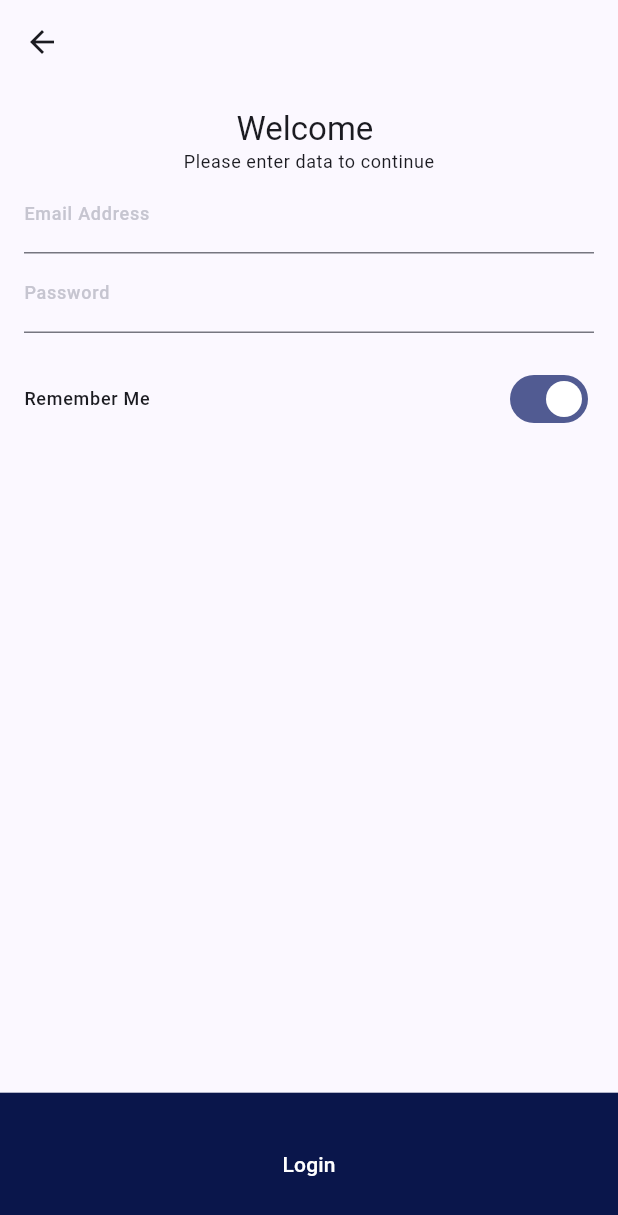
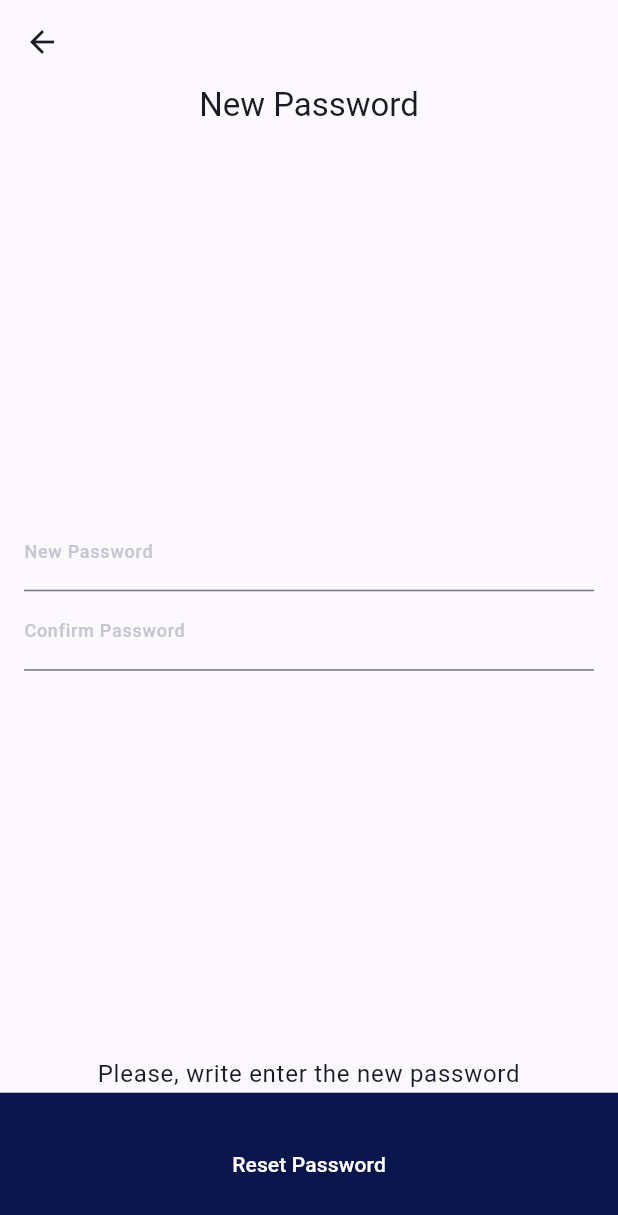
Before and after one commit to mastershanto/ecommerce_with_bloc_and_firebase, a Flutter app: the NewPasswordScreen screen opened directly, on a phone screen of 412 x 824 dp. Shown: the top 1215 px of the screen. Run offline on Flutter 3.47's test engine with Material 3 defaults, Android fonts, the light colour scheme and no system bars; our stand-ins replace bloc, equatable, flutter_bloc, flutter_screenutil, flutter_svg, gap and 1 more; statements that could not run were skipped.

Commit message:
initially static page completed

```diff
--- a/lib/ecommerce_app/src/presentations/screens/profile/new_password_screen.dart
+++ b/lib/ecommerce_app/src/presentations/screens/profile/new_password_screen.dart
@@ -18,34 +18,30 @@ class NewPasswordScreen extends StatelessWidget {
         mainAxisAlignment: MainAxisAlignment.spaceBetween,
         crossAxisAlignment: CrossAxisAlignment.center,
         children: [
+          Text(
+            "New Password",
+            style: Theme.of(context).textTheme.titleLarge,
+          ),
           Padding(
             padding: const EdgeInsets.all(16.0),
             child: SingleChildScrollView(
               child: Column(
                 children: [
-                  Text(
-                    "Welcome ",
-                    style: Theme.of(context).textTheme.titleLarge,
-                  ),
-                  Text(
-                    "Please enter data to continue",
-                    style: Theme.of(context).textTheme.bodySmall,
-                  ),
                   Form(
                     key: formKey,
                     child: Column(
                       mainAxisSize: MainAxisSize.min,
                       children: [
                         TextFormField(
-                          // controller: state.emailController,
-                          validator: (value){
-                            if(value==""||value==null){
-                              return "Email address is required";
+                          // controller: state.passwordController,
+                          validator: (value) {
+                            if (value == "" || value == null) {
+                              return "Password is required";
                             }
                             return null;
                           },
                           decoration: InputDecoration(
-                            label: const Text("Email Address"),
+                            label: const Text("New Password"),
                             labelStyle: Theme.of(context)
                                 .textTheme
                                 .labelMedium
@@ -57,14 +53,14 @@ class NewPasswordScreen extends StatelessWidget {
                         ),
                         TextFormField(
                           // controller: state.passwordController,
-                          validator: (value){
-                            if(value==""||value==null){
+                          validator: (value) {
+                            if (value == "" || value == null) {
                               return "Password is required";
                             }
                             return null;
                           },
                           decoration: InputDecoration(
-                            label: const Text("Password"),
+                            label: const Text("Confirm Password"),
                             labelStyle: Theme.of(context)
                                 .textTheme
                                 .labelMedium
@@ -77,26 +73,7 @@ class NewPasswordScreen extends StatelessWidget {
                       ],
                     ),
                   ),
-                  const Gap(20),
-                  Row(
-                    mainAxisAlignment: MainAxisAlignment.spaceBetween,
-                    children: [
-                      Text("Remember Me",
-                          style: Theme.of(context).textTheme.labelMedium),
-                      Switch(value:true,
-                          onChanged:(value){}),
-                      // BlocBuilder<RememberSwitchCubit, RememberSwitchState>(
-                      //   builder: (context, state) {
-                      //     return Switch(
-                      //         value:
-                      //         state is SwitchChanged ? state.value : true,
-                      //         onChanged: (value) => context
-                      //             .read<RememberSwitchCubit>()
-                      //             .switchToggle(value));
-                      //   },
-                      // ),
-                    ],
-                  ),
+
                   const Padding(
                     padding: EdgeInsets.symmetric(horizontal: 16),
                     child: Column(
@@ -111,10 +88,11 @@ class NewPasswordScreen extends StatelessWidget {
           Column(
             mainAxisSize: MainAxisSize.min,
             children: [
+              Text("Please, write enter the new password", textAlign: TextAlign.center,style: Theme.of(context).textTheme.bodyLarge,),
               FullWidthButton(
-                buttonText: "Login",
-                onTap: (){
-                  if(formKey.currentState!.validate()){
+                buttonText: "Reset Password",
+                onTap: () {
+                  if (formKey.currentState!.validate()) {
                     context.pushNamed(Routes.LOGIN_ROUTE);
                   }
                 },
```
Lines whose indentation alone changed are shown as unchanged.
